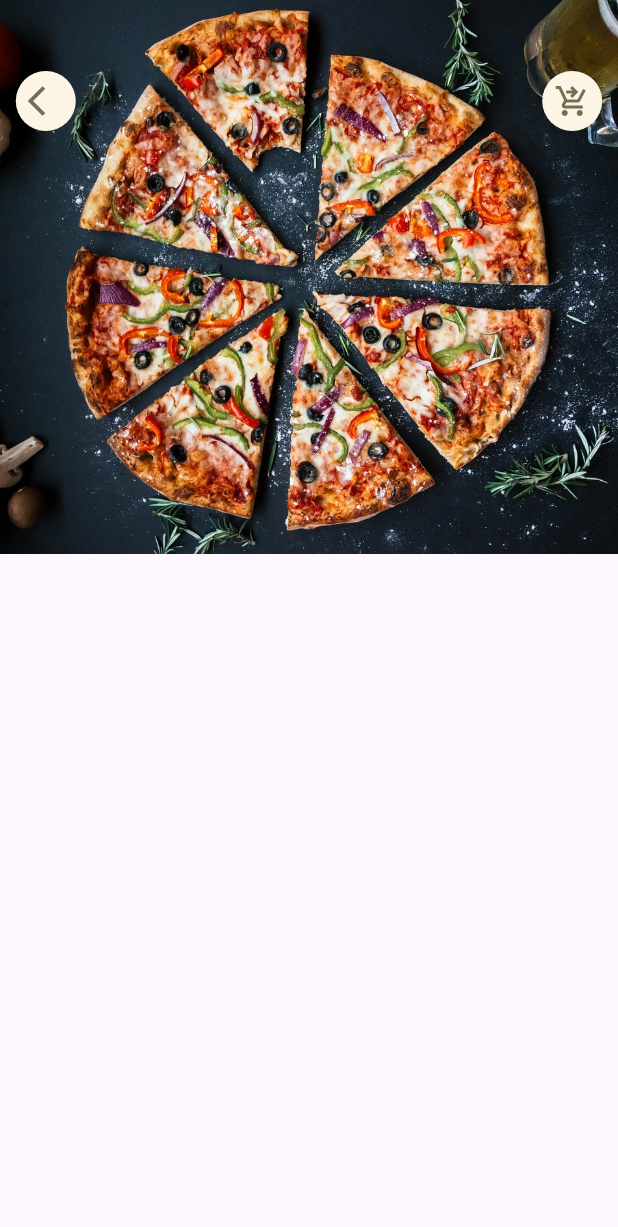
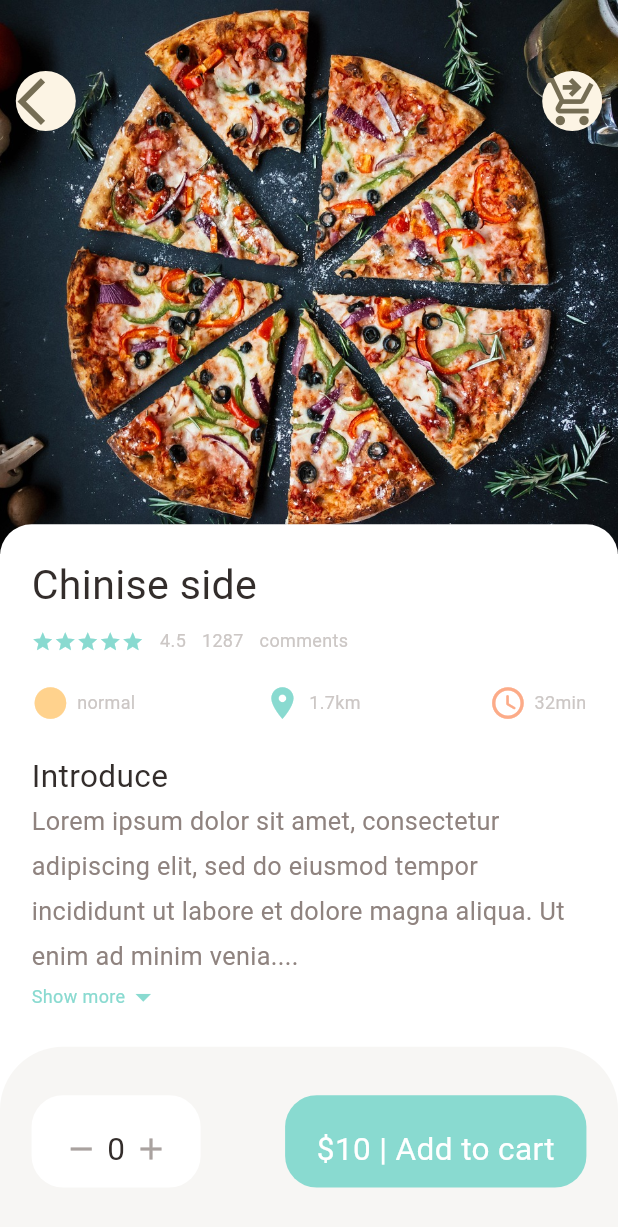
Before and after one commit to Gunyez/food_delivery, a Flutter app: the screen it shows after launch, on a phone screen of 412 x 824 dp. Shown: the top 1227 px of the screen. Run offline on Flutter 3.47's test engine with Material 2 defaults, Android fonts, the phone set to English and light mode, and no system bars; our stand-ins replace dots_indicator, get; missing offline and left inert: dart:ffi.

Commit message:
first commit

```diff
--- a/lib/pages/food/popular_food_detail.dart
+++ b/lib/pages/food/popular_food_detail.dart
@@ -1,6 +1,12 @@
 import 'package:flutter/material.dart';
+import 'package:food_delivery/utils/colors.dart';
 import 'package:food_delivery/utils/dimensions.dart';
+import 'package:food_delivery/widgets/Expandable_text_widget.dart';
+import 'package:food_delivery/widgets/app_column.dart';
 import 'package:food_delivery/widgets/app_icon.dart';
+import 'package:food_delivery/widgets/big_text.dart';
+import 'package:food_delivery/widgets/icons_and_text_widget.dart';
+import 'package:food_delivery/widgets/small_text.dart';
 
 class PopularFoodDetail extends StatelessWidget {
   const PopularFoodDetail({super.key});
@@ -8,8 +14,10 @@ class PopularFoodDetail extends StatelessWidget {
   @override
   Widget build(BuildContext context) {
     return Scaffold(
+      backgroundColor: Colors.white,
       body: Stack(
         children: [
+          //background image
           Positioned(
             left: 0,
             right: 0,
@@ -24,6 +32,7 @@ class PopularFoodDetail extends StatelessWidget {
               ) ,
 
           ),
+          //icon Widget
           Positioned(
             top: Dimension.height45,
             left: Dimension.width10,
@@ -34,8 +43,76 @@ class PopularFoodDetail extends StatelessWidget {
                 AppIcon(icon: Icons.arrow_back_ios),
                 AppIcon(icon: Icons.shopping_cart_checkout_outlined)
               ],
-            ))
-        ],
+            )),
+          //introduction of food
+          Positioned(
+            left: 0,
+            right: 0,
+            top: Dimension.PopularFoodImgSize-20,
+            child: Container(
+                padding: EdgeInsets.only(left: Dimension.width20, right: Dimension.width20, top: Dimension.height20 ),
+                decoration: BoxDecoration(
+                  borderRadius: BorderRadius.only(
+                    topRight: Radius.circular(Dimension.radius20),
+                    topLeft: Radius.circular(Dimension.radius20)
+                  ),
+                  color: Colors.white
+                ),
+            child:Column(
+              crossAxisAlignment: CrossAxisAlignment.start,
+              children:[
+                AppColumn(text: "Chinise side"),
+                SizedBox(height: Dimension.height20),
+                BigText(text: "Introduce"),
+                Expanded(child: SingleChildScrollView(child: ExpandableTextWidget(text: "Lorem ipsum dolor sit amet, consectetur adipiscing elit, sed do eiusmod tempor incididunt ut labore et dolore magna aliqua. Ut enim ad minim veniam, quis nostrud exercitation ullamco laboris nisi ut aliquip ex ea commodo consequat. Duis aute irure dolor in reprehenderit in voluptate velit esse cillum dolore eu fugiat nulla pariatur. Excepteur sint occaecat cupidatat non proident, sunt in culpa qui officia deserunt mollit anim id est laborum.")))
+              ],
+            ),
+      )
+            ),
+
+
+       ],
+      ),
+      bottomNavigationBar: Container(
+        height: Dimension.bottomHeightbar,
+        padding: EdgeInsets.only(top: Dimension.height30, bottom: Dimension.height30, left: Dimension.width20, right: Dimension.width20),
+        decoration: BoxDecoration(
+          color: AppColors.buttonBackgroundColor,
+          borderRadius: BorderRadius.only(
+            topLeft: Radius.circular(Dimension.radius20*2),
+            topRight: Radius.circular(Dimension.radius20*2),
+          )
+        ),
+        child: Row(
+          mainAxisAlignment: MainAxisAlignment.spaceBetween,
+          children: [
+            Container(
+              padding: EdgeInsets.only(top: Dimension.height20, bottom: Dimension.height10, left: Dimension.width20, right: Dimension.width20 ),
+              decoration: BoxDecoration(
+                borderRadius: BorderRadius.circular(Dimension.radius20),
+                color: Colors.white
+              ),
+              child: Row(
+                children: [
+                  Icon(Icons.remove, color: AppColors.signColor,),
+                  SizedBox(width: Dimension.width10/2,),
+                  BigText(text: "0"),
+                  SizedBox(width: Dimension.width10/2,),
+                  Icon(Icons.add, color: AppColors.signColor,)
+                ],
+              ),
+            ),
+            Container(
+              padding: EdgeInsets.only(top: Dimension.height20, bottom: Dimension.height10, left: Dimension.width20, right: Dimension.width20 ),
+              child: BigText(text: "\$10 | Add to cart", color: Colors.white,),
+              decoration: BoxDecoration(
+                borderRadius: BorderRadius.circular(Dimension.radius20),
+                color: AppColors.mainColor
+              ),
+
+            )
+          ],
+        ),
       ),
 
     );
--- a/lib/pages/home/food_page_body.dart
+++ b/lib/pages/home/food_page_body.dart
@@ -4,6 +4,7 @@ import 'package:dots_indicator/dots_indicator.dart';
 import 'package:flutter/material.dart';
 import 'package:food_delivery/utils/colors.dart';
 import 'package:food_delivery/utils/dimensions.dart';
+import 'package:food_delivery/widgets/app_column.dart';
 import 'package:food_delivery/widgets/big_text.dart';
 import 'package:food_delivery/widgets/icons_and_text_widget.dart';
 import 'package:food_delivery/widgets/small_text.dart';
@@ -243,46 +244,7 @@ class _FoodPageBodyState extends State<FoodPageBody> {
 
       child: Container(
       padding: EdgeInsets.only(top: Dimension.height15, left: Dimension.width15, right: Dimension.width15),
-      child: Column(
-        crossAxisAlignment: CrossAxisAlignment.start,
-        children: [
-          BigText(text: "Chinese side"),
-          SizedBox(height: Dimension.height10,),
-
-          Row(
-            children: [
-              Wrap(
-                children: List.generate(5, (index) => Icon(Icons.star, color: AppColors.mainColor,size:15 ,)),
-              ),
-              SizedBox(width: Dimension.width10,),
-              SmallText(text: "4.5"),
-              SizedBox(width: Dimension.width10,),
-              SmallText(text: "1287"),
-              SizedBox(width: Dimension.width10,),
-              SmallText(text: "comments"),
-
-            ],
-          ),
-          SizedBox(height: Dimension.height20,),
-
-          Row(
-            mainAxisAlignment: MainAxisAlignment.spaceBetween,
-            children: [
-              IconAndTextWidget(icon: Icons.circle_sharp,
-              text: "normal",
-              iconColor: AppColors.iconColor1),
-
-              IconAndTextWidget(icon: Icons.location_on,
-              text: "1.7km",
-              iconColor: AppColors.mainColor),
-
-              IconAndTextWidget(icon: Icons.access_time_rounded,
-              text: "32min",
-              iconColor: AppColors.iconColor2)
-            ],
-          )
-        ],
-      ),
+      child: AppColumn(text: "Chinese Side",),
       ),
               ),
           )
--- a/lib/utils/dimensions.dart
+++ b/lib/utils/dimensions.dart
@@ -25,8 +25,10 @@ class Dimension {
   static double width20 = screenHeight/39.15;
   static double width30 = screenHeight/26.1;
 
-
+  //font size
+  static double font16 = screenHeight/48.94;
   static double font20 = screenHeight/39.15;
+  static double font26 = screenHeight/30.11;
 
   //radius
   static double radius15 = screenHeight/52.2;
@@ -35,7 +37,7 @@ class Dimension {
 
   //icon size
   static double iconSize24 = screenHeight/32.625;
-  static double iconSize16 = screenHeight/32.625;
+  static double iconSize16 = screenHeight/21.75;
 
   //list view size(used tuitorial size)
   static double ListViewImgSize =screenWidth/3.25;
@@ -43,6 +45,8 @@ class Dimension {
 
   //popular food
   static double PopularFoodImgSize = screenHeight/2.23;
-  //static double PopularFoodImgSize = screenHeight/
+
+  //bottom height
+  static double bottomHeightbar = screenHeight/6.53;
 
 }
--- /dev/null
+++ b/lib/widgets/Expandable_text_widget.dart
@@ -0,0 +1,60 @@
+import 'package:flutter/material.dart';
+import 'package:food_delivery/utils/colors.dart';
+import 'package:food_delivery/utils/dimensions.dart';
+import 'package:food_delivery/widgets/small_text.dart';
+
+class ExpandableTextWidget extends StatefulWidget {
+  final String text;
+
+  const ExpandableTextWidget({super.key, required this.text});
+
+  @override
+  State<ExpandableTextWidget> createState() => _ExpandableTextWidgetState();
+}
+
+class _ExpandableTextWidgetState extends State<ExpandableTextWidget> {
+  late String firstHalf;
+  late String secondHalf;
+
+  bool hiddenText = true;
+
+  double textHeight = Dimension.screenHeight/5.63;
+
+  @override
+  void initState(){
+    super.initState();
+    if (widget.text.length>textHeight) {
+      firstHalf = widget.text.substring(0, textHeight.toInt());
+      secondHalf = widget.text.substring(textHeight.toInt()+1, widget.text.length);
+    }else{
+      firstHalf = widget.text;
+      secondHalf ="";
+    }
+  }
+
+  @override
+  Widget build(BuildContext context) {
+    return Container(
+       child: secondHalf.isEmpty?SmallText(color: AppColors.paraColor, size: Dimension.font16, text: firstHalf):Column(
+        children: [
+          SmallText(height: 1.8, color: AppColors.paraColor, size:Dimension.font16,text: hiddenText?(firstHalf+"...."): (firstHalf+secondHalf)),
+          InkWell(
+            onTap: () {
+              setState(() {
+                hiddenText =!hiddenText;
+              });
+            },
+            child: Row(
+              children: [
+                SmallText(text: "Show more", color: AppColors.mainColor),
+                Icon(hiddenText?Icons.arrow_drop_down: Icons.arrow_drop_up, color: AppColors.mainColor,)
+
+              ],
+            ),
+          )
+        ],
+
+       ),
+    );
+  }
+}
--- /dev/null
+++ b/lib/widgets/app_column.dart
@@ -0,0 +1,59 @@
+import 'package:flutter/material.dart';
+import 'package:food_delivery/utils/colors.dart';
+import 'package:food_delivery/utils/dimensions.dart';
+import 'package:food_delivery/widgets/big_text.dart';
+import 'package:food_delivery/widgets/icons_and_text_widget.dart';
+import 'package:food_delivery/widgets/small_text.dart';
+
+class AppColumn extends StatelessWidget {
+
+  final String text;
+
+  const AppColumn({super.key,
+  required this.text
+  });
+
+  @override
+  Widget build(BuildContext context) {
+    return Column(
+              crossAxisAlignment: CrossAxisAlignment.start,
+                children: [
+                  BigText(text: text, size: Dimension.font26,),
+                  SizedBox(height: Dimension.height10,),
+
+                  Row(
+                    children: [
+                      Wrap(
+                        children: List.generate(5, (index) => Icon(Icons.star, color: AppColors.mainColor,size:15 ,)),
+                      ),
+                      SizedBox(width: Dimension.width10,),
+                      SmallText(text: "4.5"),
+                      SizedBox(width: Dimension.width10,),
+                      SmallText(text: "1287"),
+                      SizedBox(width: Dimension.width10,),
+                      SmallText(text: "comments"),
+
+                    ],
+                  ),
+                  SizedBox(height: Dimension.height20,),
+
+                  Row(
+                    mainAxisAlignment: MainAxisAlignment.spaceBetween,
+                    children: [
+                      IconAndTextWidget(icon: Icons.circle_sharp,
+                      text: "normal",
+                      iconColor: AppColors.iconColor1),
+
+                      IconAndTextWidget(icon: Icons.location_on,
+                      text: "1.7km",
+                      iconColor: AppColors.mainColor),
+
+                      IconAndTextWidget(icon: Icons.access_time_rounded,
+                      text: "32min",
+                      iconColor: AppColors.iconColor2)
+                    ],
+                  )
+                ],
+              );
+  }
+}
--- a/lib/widgets/app_icon.dart
+++ b/lib/widgets/app_icon.dart
@@ -1,4 +1,6 @@
 import 'package:flutter/material.dart';
+import 'package:food_delivery/utils/dimensions.dart';
+
 
 class AppIcon extends StatelessWidget {
   final IconData icon;
@@ -25,6 +27,7 @@ class AppIcon extends StatelessWidget {
       child: Icon(
         icon,
         color: iconColor,
+        size: Dimension.iconSize16,
         ),
 
     );
```
